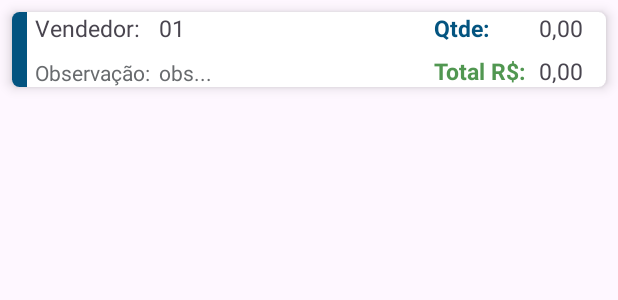
After one commit to JoaoVitor-Dev/LatinhaExpress, an Android app: the layout item_coleta.xml on its own in the app's theme, with its tools: preview values and no code run, on a phone screen of 412 x 824 dp. The commit adds this screen. Shown: the top 300 px of the screen. Run offline under Robolectric (Android 15) with nearby library versions, the phone set to English and light mode, and no system bars.

Commit message:
Criado adapter da coleta

```diff
--- /dev/null
+++ b/app/src/main/java/com/example/latinhaexpress/adapters/ColetaAdapter.java
@@ -0,0 +1,70 @@
+package com.example.latinhaexpress.adapters;
+
+import android.content.Context;
+import android.view.LayoutInflater;
+import android.view.View;
+import android.view.ViewGroup;
+import android.widget.TextView;
+
+import androidx.annotation.NonNull;
+import androidx.recyclerview.widget.RecyclerView;
+
+import com.example.latinhaexpress.R;
+import com.example.latinhaexpress.dao.AllDao;
+import com.example.latinhaexpress.database.MyDatabase;
+import com.example.latinhaexpress.entities.Coleta;
+
+import java.util.List;
+
+public class ColetaAdapter extends RecyclerView.Adapter<ColetaAdapter.MyViewHolder>
+{
+    private List<Coleta> coletaList;
+    private Context context;
+
+    public ColetaAdapter(List<Coleta> coletaList, Context context)
+    {
+        this.coletaList = coletaList;
+        this.context = context;
+    }
+
+    @NonNull
+    @Override
+    public ColetaAdapter.MyViewHolder onCreateViewHolder(@NonNull ViewGroup parent, int viewType)
+    {
+        View itemView = LayoutInflater.from(parent.getContext()).inflate(R.layout.item_coleta, parent, false);
+
+        return new MyViewHolder(itemView);
+    }
+
+    @Override
+    public void onBindViewHolder(@NonNull ColetaAdapter.MyViewHolder holder, int position)
+    {
+        Coleta coleta = coletaList.get(position);
+
+        holder.vendedor.setText(coleta.coleta_vendedor_nome.toString());
+        holder.obs.setText(coleta.coleta_obs.toString());
+        holder.qtde.setText(String.valueOf(coleta.coleta_qtde));
+        holder.valor.setText(String.valueOf(coleta.coleta_preco * coleta.coleta_qtde));
+    }
+
+    @Override
+    public int getItemCount()
+    {
+        return coletaList.size();
+    }
+
+    public class MyViewHolder extends RecyclerView.ViewHolder
+    {
+        TextView vendedor, qtde, valor, obs;
+
+        public MyViewHolder(@NonNull View itemView)
+        {
+            super(itemView);
+
+            vendedor =  itemView.findViewById(R.id.nomeVendedor);
+            qtde = itemView.findViewById(R.id.qtde);
+            valor = itemView.findViewById(R.id.totalColeta);
+            obs = itemView.findViewById(R.id.obs);
+        }
+    }
+}
--- a/app/src/main/java/com/example/latinhaexpress/adapters/VendaAdapter.java
+++ b/app/src/main/java/com/example/latinhaexpress/adapters/VendaAdapter.java
@@ -39,6 +39,9 @@ public class VendaAdapter  extends RecyclerView.Adapter<VendaAdapter.MyViewHolde
         Venda venda = vendaList.get(position);
 
         holder.recicladora.setText(venda.venda_recicladora_nome.toString());
+        holder.qtde.setText(String.valueOf(venda.venda_qtde));
+        holder.co2.setText(String.valueOf(venda.venda_qtde_co2));
+        holder.total.setText(String.valueOf(venda.venda_preco_total));
     }
 
     @Override
--- a/app/src/main/java/com/example/latinhaexpress/fragments/ListVendaFragment.java
+++ b/app/src/main/java/com/example/latinhaexpress/fragments/ListVendaFragment.java
@@ -6,12 +6,17 @@ import androidx.fragment.app.Fragment;
 import android.view.LayoutInflater;
 import android.view.View;
 import android.view.ViewGroup;
+
+import androidx.recyclerview.widget.LinearLayoutManager;
 import androidx.recyclerview.widget.RecyclerView;
 import androidx.room.Room;
 import com.example.latinhaexpress.R;
 import com.example.latinhaexpress.adapters.VendaAdapter;
 import com.example.latinhaexpress.dao.AllDao;
 import com.example.latinhaexpress.database.MyDatabase;
+import com.example.latinhaexpress.entities.Venda;
+
+import java.util.List;
 
 
 public class ListVendaFragment extends Fragment
@@ -29,12 +34,15 @@ public class ListVendaFragment extends Fragment
 
         setup(view);
 
+        carregaListaVendas();
+
         return view;
     }
 
     private void setup(View view)
     {
         rcListVendas = view.findViewById(R.id.rcListaVendas);
+        rcListVendas.setLayoutManager(new LinearLayoutManager(getContext()));
 
         appContext = getContext();
 
@@ -47,7 +55,9 @@ public class ListVendaFragment extends Fragment
 
     private void carregaListaVendas()
     {
-        adapter = new VendaAdapter(allDao.vendas(), appContext);
+        List<Venda> vendas = allDao.vendas();
+
+        adapter = new VendaAdapter(vendas, appContext);
 
         rcListVendas.setAdapter(adapter);
     }
--- a/app/src/main/java/com/example/latinhaexpress/fragments/VendaFragment.java
+++ b/app/src/main/java/com/example/latinhaexpress/fragments/VendaFragment.java
@@ -22,6 +22,7 @@ import com.example.latinhaexpress.dao.AllDao;
 import com.example.latinhaexpress.database.MyDatabase;
 import com.example.latinhaexpress.dialog.MyDialog;
 import com.example.latinhaexpress.entities.Caixa;
+import com.example.latinhaexpress.entities.Co2;
 import com.example.latinhaexpress.entities.Usuario;
 import com.example.latinhaexpress.entities.Venda;
 
@@ -150,6 +151,7 @@ public class VendaFragment extends Fragment
         venda.venda_recicladora_nome = nome;
         venda.venda_qtde = Double.parseDouble(qtde);
         venda.venda_preco_total = Double.parseDouble(valor);
+        venda.venda_qtde_co2 = Co2.calcularReducao(venda.venda_qtde);
 
         venda.caixa_id = caixa_id;
 
--- a/app/src/main/res/layout/fragment_lista_caixa.xml
+++ b/app/src/main/res/layout/fragment_lista_caixa.xml
@@ -43,8 +43,7 @@
             <androidx.recyclerview.widget.RecyclerView
                 android:id="@+id/rcListaCaixas"
                 android:layout_width="match_parent"
-                android:layout_height="wrap_content"
-                tools:listitem="@layout/item_caixa">
+                android:layout_height="match_parent">
 
 
 
--- /dev/null
+++ b/app/src/main/res/layout/item_coleta.xml
@@ -0,0 +1,151 @@
+<?xml version="1.0" encoding="utf-8"?>
+<androidx.constraintlayout.widget.ConstraintLayout xmlns:android="http://schemas.android.com/apk/res/android"
+    android:layout_width="match_parent"
+    android:layout_height="match_parent"
+    xmlns:app="http://schemas.android.com/apk/res-auto">
+
+    <androidx.cardview.widget.CardView
+        android:id="@+id/card"
+        android:layout_width="0dp"
+        android:layout_height="50dp"
+        android:layout_margin="8dp"
+        app:cardElevation="5dp"
+        app:cardCornerRadius="5dp"
+        app:layout_constraintEnd_toEndOf="parent"
+        app:layout_constraintStart_toStartOf="parent"
+        app:layout_constraintTop_toTopOf="parent">
+
+        <LinearLayout
+            android:layout_width="match_parent"
+            android:layout_height="match_parent"
+            android:orientation="horizontal">
+
+            <LinearLayout
+                android:layout_width="10dp"
+                android:layout_height="match_parent"
+                android:background="@color/primary"
+                android:orientation="vertical">
+            </LinearLayout>
+
+            <LinearLayout
+                android:layout_width="wrap_content"
+                android:layout_height="match_parent"
+                android:layout_weight="1"
+                android:orientation="horizontal">
+
+                <LinearLayout
+                    android:layout_width="wrap_content"
+                    android:layout_height="match_parent"
+                    android:layout_marginLeft="5dp"
+
+                    android:orientation="vertical">
+
+                    <TextView
+                        android:layout_width="wrap_content"
+                        android:layout_height="wrap_content"
+                        android:text="Vendedor:"
+                        android:layout_weight="1"
+                        android:textSize="15dp"
+                        />
+
+                    <TextView
+                        android:layout_width="wrap_content"
+                        android:layout_height="wrap_content"
+                        android:text="Observação:"
+                        android:textColor="@color/gray"
+                        />
+
+                </LinearLayout>
+
+                <LinearLayout
+                    android:layout_width="wrap_content"
+                    android:layout_height="match_parent"
+                    android:layout_marginLeft="5dp"
+
+                    android:orientation="vertical">
+
+                    <TextView
+                        android:id="@+id/nomeVendedor"
+                        android:layout_width="wrap_content"
+                        android:layout_height="wrap_content"
+                        android:text="01"
+                        android:layout_weight="1"
+                        android:textSize="15dp"
+                        />
+
+                    <TextView
+                        android:id="@+id/obs"
+                        android:layout_width="wrap_content"
+                        android:layout_height="wrap_content"
+                        android:text="obs..."
+                        android:textColor="@color/gray"
+                        />
+
+                </LinearLayout>
+
+            </LinearLayout>
+
+
+
+            <LinearLayout
+                android:layout_width="wrap_content"
+                android:layout_height="match_parent"
+                android:layout_marginRight="5dp"
+                android:orientation="vertical">
+
+                <TextView
+                    android:layout_width="wrap_content"
+                    android:layout_height="wrap_content"
+                    android:text="Qtde:"
+                    android:layout_weight="1"
+                    android:textSize="15dp"
+                    android:textStyle="bold"
+                    android:textColor="@color/primary"
+                    />
+
+                <TextView
+                    android:layout_width="wrap_content"
+                    android:layout_height="wrap_content"
+                    android:text="Total R$: "
+                    android:textStyle="bold"
+                    android:textColor="@color/green"
+                    android:textSize="15dp"
+                    />
+
+
+            </LinearLayout>
+
+            <LinearLayout
+                android:layout_width="wrap_content"
+                android:layout_height="match_parent"
+                android:layout_marginRight="15dp"
+                android:orientation="vertical">
+
+                <TextView
+                    android:id="@+id/qtde"
+                    android:layout_width="wrap_content"
+                    android:layout_height="wrap_content"
+                    android:text="0,00"
+                    android:layout_weight="1"
+                    android:textSize="15dp"
+                    />
+
+                <TextView
+                    android:id="@+id/totalColeta"
+                    android:layout_width="wrap_content"
+                    android:layout_height="wrap_content"
+                    android:text="0,00"
+                    android:textSize="15dp"
+                    />
+
+            </LinearLayout>
+
+
+        </LinearLayout>
+
+
+
+
+    </androidx.cardview.widget.CardView>
+
+</androidx.constraintlayout.widget.ConstraintLayout>
```
